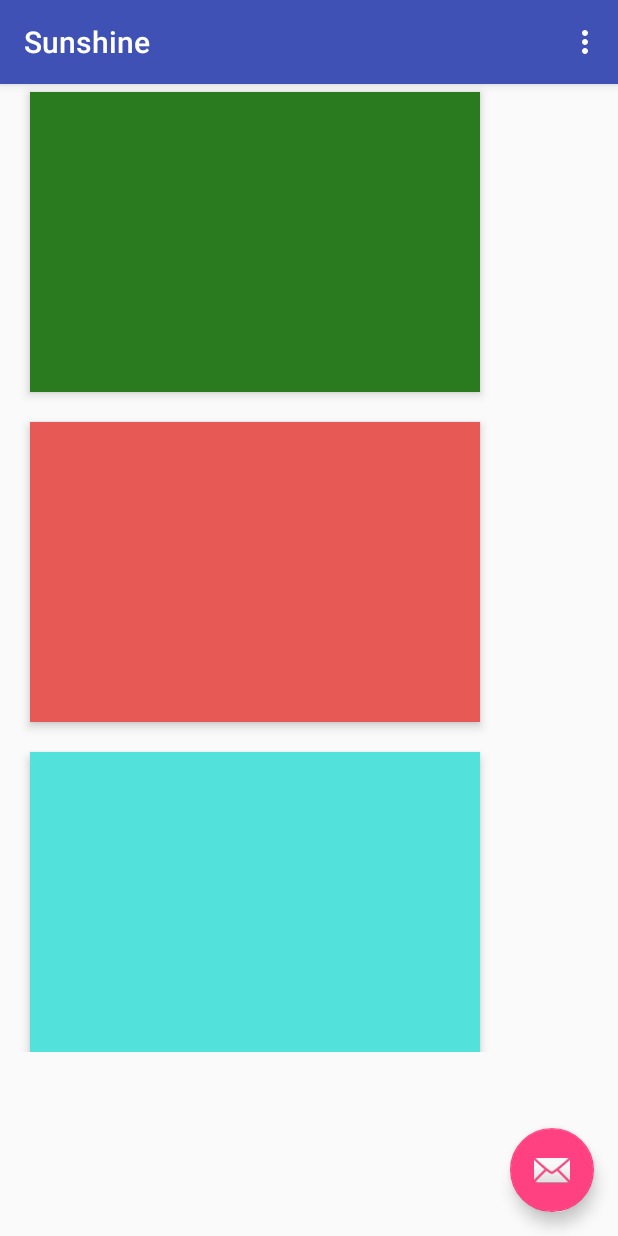
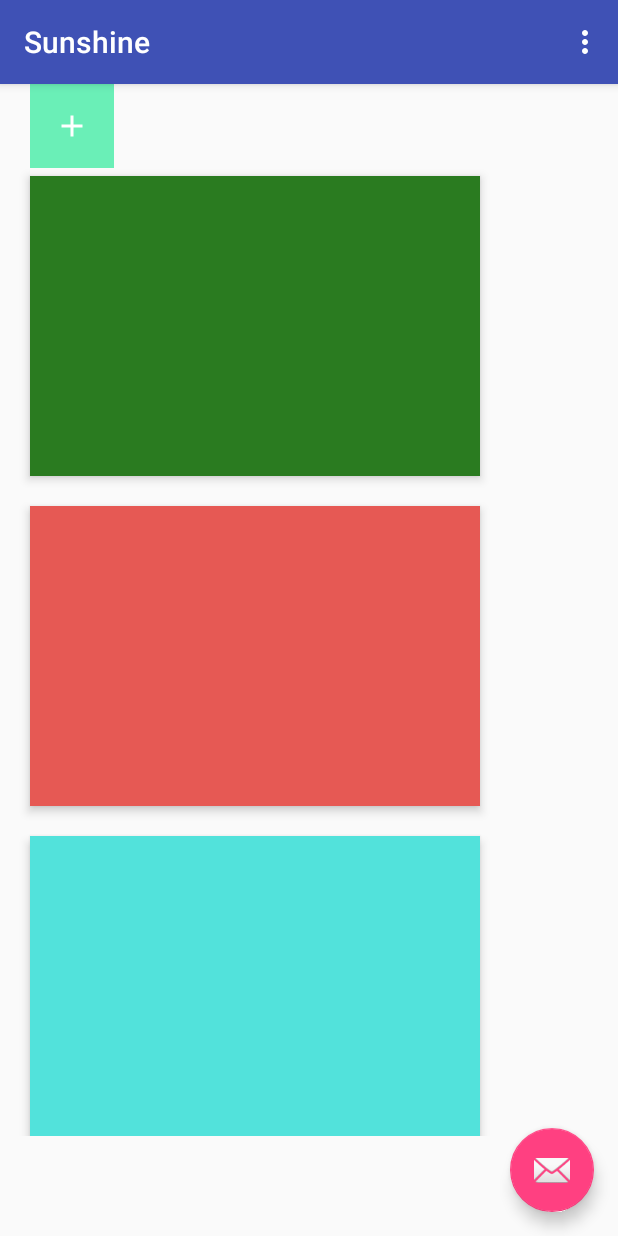
Before and after one commit to TusharMann/Sunshine, an Android app: the screen it shows after launch (MainActivity), on a phone screen of 412 x 824 dp. Run offline under Robolectric (Android 15) with nearby library versions, the phone set to English and light mode, and no system bars.

Commit message:
floating button

```diff
--- /dev/null
+++ b/app/src/main/res/drawable/fab_plus.xml
@@ -0,0 +1,11 @@
+<?xml version="1.0" encoding="utf-8"?>
+<vector xmlns:android="http://schemas.android.com/apk/res/android"
+    android:height="24dp"
+    android:width="24dp"
+    android:viewportHeight="24"
+    android:viewportWidth="24">
+
+    <path android:fillColor="#fff"
+        android:pathData="M19,13H13V19H11V13H5V11H11V5H13V11H19V13Z"/>
+
+</vector>
--- a/app/src/main/res/layout/content_main.xml
+++ b/app/src/main/res/layout/content_main.xml
@@ -12,6 +12,14 @@
         android:layout_width="match_parent"
         android:layout_height="match_parent"
         android:orientation="vertical">
+
+        <ImageButton
+            android:layout_width="56dp"
+            android:layout_height="56dp"
+            android:id="@+id/fab2"
+            android:layout_marginLeft="20dp"
+            android:background="@color/colorButton"
+            android:src="@drawable/fab_plus"/>
 
 
         <FrameLayout
--- a/app/src/main/res/values/colors.xml
+++ b/app/src/main/res/values/colors.xml
@@ -3,4 +3,5 @@
     <color name="colorPrimary">#3F51B5</color>
     <color name="colorPrimaryDark">#303F9F</color>
     <color name="colorAccent">#FF4081</color>
+    <color name="colorButton">#6aefb7</color>
 </resources>
```
Also changed, not shown: app/src/main/res/drawable/plus.png (added).
